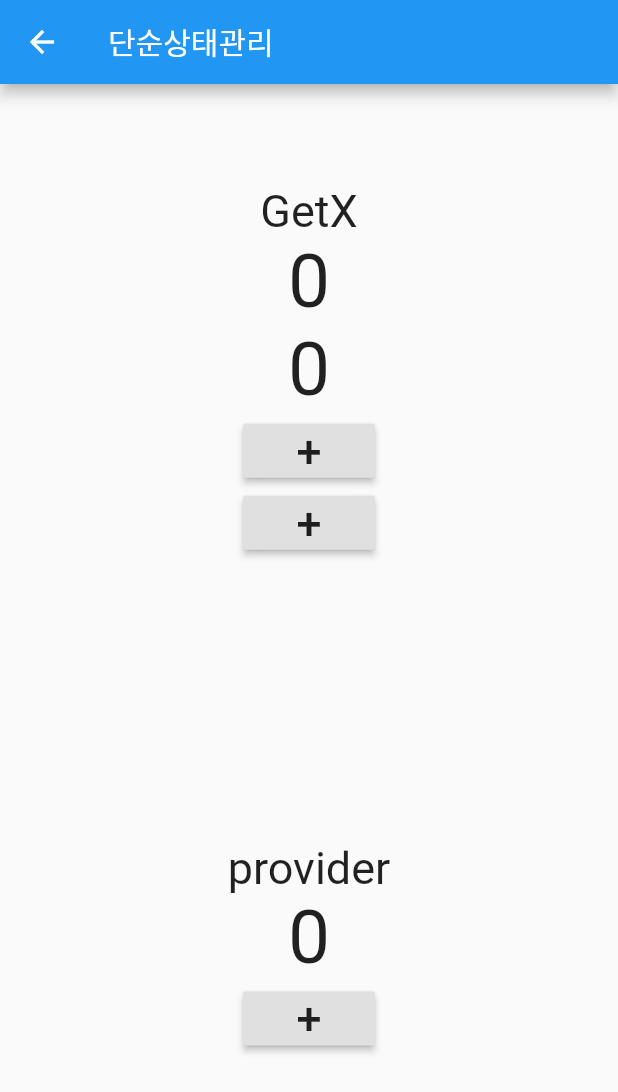
After one commit to dkfjsdif10815kljrwnef/savedata, a Flutter app: the screen it shows after launch, after a tap on "단순상태관리", on a phone screen of 412 x 824 dp. The commit adds this screen. Shown: the top 1092 px of the screen. Run offline on Flutter 3.47's test engine with Material 2 defaults, Android fonts, the phone set to English and light mode, and no system bars; our stand-ins replace get.

Commit message:
0208 commit #3

```diff
--- a/lib/src/home.dart
+++ b/lib/src/home.dart
@@ -3,6 +3,8 @@
 import 'package:get/get.dart';
 import 'package:savedata/src/pages/first.dart';
 import 'package:savedata/src/pages/next.dart';
+import 'package:savedata/src/pages/reactive_state_manage_page.dart';
+import 'package:savedata/src/pages/simple_state_manage_page.dart';
 
 class Home extends StatelessWidget {
   const Home({Key key}) : super(key: key);
@@ -62,6 +64,22 @@
               //Navigator.of(context).pushNamed("/first");
               Get.toNamed("/user/28357"); //값을 넘기는 방법
               // Get.to(FirstPage(), arguments: "개남");
+            }),
+        RaisedButton(
+            child: Text("단순상태관리"),
+            onPressed: () {
+              //기존소스
+              //Navigator.of(context).spushNamed("/first");
+              Get.to(SimpleStateManagePage()); //값을 넘기는 방법
+              // Get.to(FirstPage(), arguments: "개남");S
+            }),
+        RaisedButton(
+            child: Text("반응형상태관리"),
+            onPressed: () {
+              //기존소스
+              //Navigator.of(context).spushNamed("/first");
+              Get.to(ReactiveStateManagePage()); //값을 넘기는 방법
+              // Get.to(FirstPage(), arguments: "개남");S
             })
       ])),
     );
--- /dev/null
+++ b/lib/src/pages/controller/count_controller_with_getx.dart
@@ -0,0 +1,10 @@
+import 'package:flutter/cupertino.dart';
+import 'package:get/get.dart';
+
+class CountControllerWithGetX extends GetxController {
+  int count = 0;
+  void increase(String id) {
+    count++;
+    update([id]);
+  }
+}
--- /dev/null
+++ b/lib/src/pages/controller/count_controller_with_provider.dart
@@ -0,0 +1,9 @@
+import 'package:flutter/cupertino.dart';
+
+class CountControllerWithProvider extends ChangeNotifier {
+  int count = 0;
+  void increase() {
+    count++;
+    notifyListeners();
+  }
+}
--- /dev/null
+++ b/lib/src/pages/simple_state_manage_page.dart
@@ -0,0 +1,34 @@
+import 'package:flutter/material.dart';
+import 'package:get/get.dart';
+import 'package:provider/provider.dart';
+import 'package:savedata/src/pages/controller/count_controller_with_getx.dart';
+import 'package:savedata/src/pages/controller/count_controller_with_provider.dart';
+import 'package:savedata/src/pages/state/with_getx.dart';
+import 'package:savedata/src/pages/state/with_provider.dart';
+
+class SimpleStateManagePage extends StatelessWidget {
+  const SimpleStateManagePage({Key key}) : super(key: key);
+
+  @override
+  Widget build(BuildContext context) {
+    return Scaffold(
+        appBar: AppBar(
+          title: Text("단순상태관리"),
+        ),
+        body: Center(
+            child: Column(
+          mainAxisAlignment: MainAxisAlignment.center,
+          children: [
+            Expanded(
+              child: WithGetX(),
+            ),
+            Expanded(
+              child: ChangeNotifierProvider<CountControllerWithProvider>(
+                create: (_) => CountControllerWithProvider(),
+                child: WithProvider(),
+              ),
+            )
+          ],
+        )));
+  }
+}
--- /dev/null
+++ b/lib/src/pages/state/with_getx.dart
@@ -0,0 +1,42 @@
+import 'package:flutter/material.dart';
+import 'package:get/get.dart';
+import 'package:savedata/src/pages/controller/count_controller_with_getx.dart';
+
+class WithGetX extends StatelessWidget {
+  WithGetX({Key key}) : super(key: key);
+  //클래스가 생성될때 바로 사용될 수 있도록
+  CountControllerWithGetX controller = Get.put(CountControllerWithGetX());
+
+  Widget button(String id) {
+    return RaisedButton(
+      child: Text("+", style: TextStyle(fontSize: 30)),
+      onPressed: () {
+        controller.increase(id);
+        // Get.find<CountControllerWithGetX>().increase(); (위에서 controller로 getput(인스턴스생성)을 했기때문에 getfind를 할 필요가 없어짐
+      },
+    );
+  }
+
+  @override
+  Widget build(BuildContext context) {
+    //인스턴스생성
+    return Container(
+        child: Column(mainAxisAlignment: MainAxisAlignment.center, children: [
+      Text("GetX", style: TextStyle(fontSize: 30)),
+      GetBuilder<CountControllerWithGetX>(
+        id: "first",
+        builder: (controller) {
+          return Text("${controller.count}", style: TextStyle(fontSize: 50));
+        },
+      ),
+      GetBuilder<CountControllerWithGetX>(
+        id: "second",
+        builder: (controller) {
+          return Text("${controller.count}", style: TextStyle(fontSize: 50));
+        },
+      ),
+      button("first"),
+      button("second"),
+    ]));
+  }
+}
--- /dev/null
+++ b/lib/src/pages/state/with_provider.dart
@@ -0,0 +1,30 @@
+import 'package:flutter/material.dart';
+import 'package:provider/provider.dart';
+import 'package:savedata/src/pages/controller/count_controller_with_provider.dart';
+
+class WithProvider extends StatelessWidget {
+  const WithProvider({Key key}) : super(key: key);
+
+  Widget _button(ontext) {
+    return RaisedButton(
+      child: Text("+", style: TextStyle(fontSize: 30)),
+      onPressed: () {
+        Provider.of<CountControllerWithProvider>(ontext, listen: false)
+            .increase();
+      },
+    );
+  }
+
+  @override
+  Widget build(BuildContext context) {
+    return Container(
+        child: Column(mainAxisAlignment: MainAxisAlignment.center, children: [
+      Text("provider", style: TextStyle(fontSize: 30)),
+      Consumer<CountControllerWithProvider>(builder: (_, snapshot, child) {
+        return Text("${snapshot.count}", style: TextStyle(fontSize: 50));
+      }),
+      //
+      _button(context),
+    ]));
+  }
+}
--- a/pubspec.yaml
+++ b/pubspec.yaml
@@ -35,7 +35,7 @@
   # Use with the CupertinoIcons class for iOS style icons.
   cupertino_icons: ^1.0.2
   get: ^3.24.0
-
+  provider: ^4.3.3
 
 
 
```
Also changed, not shown: lib/src/pages/controller/count_controller_with_reactive.dart (added, +8 -0 lines), lib/src/pages/reactive_state_manage_page.dart (added, +40 -0 lines), pubspec.lock.
